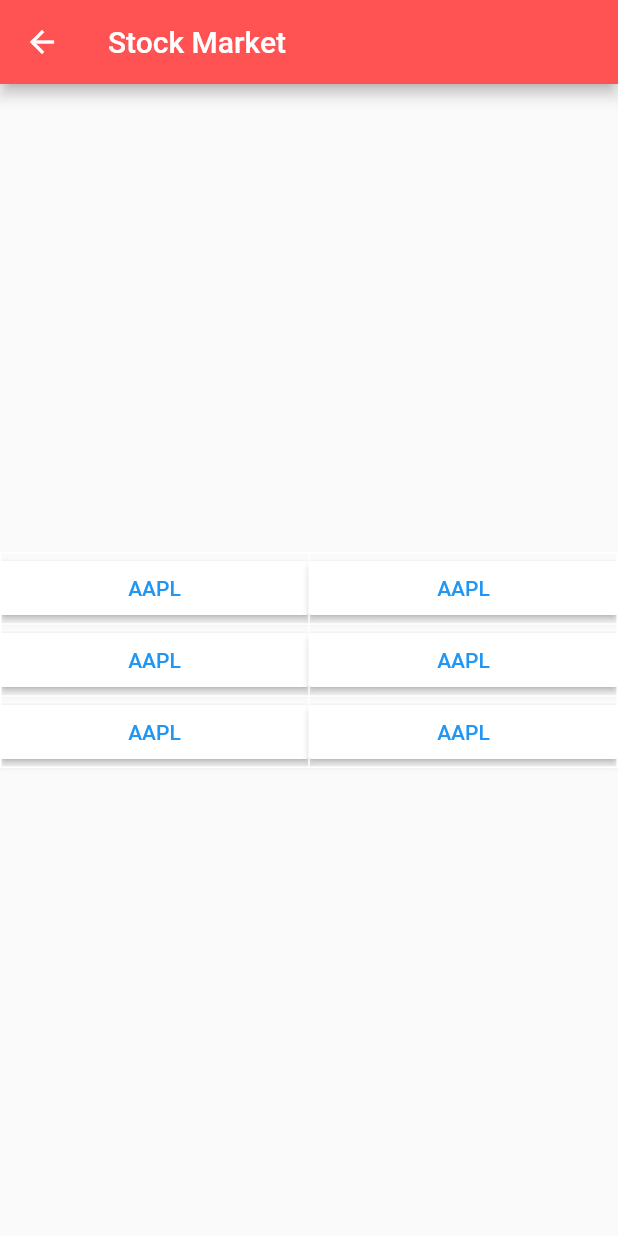
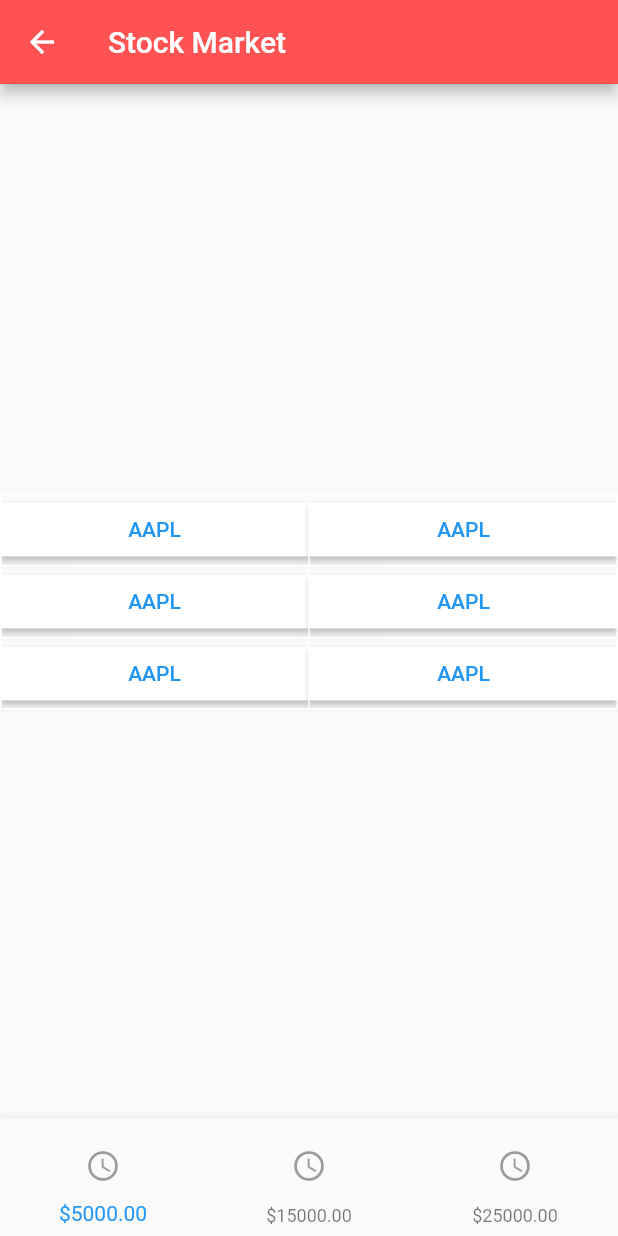
Before and after one commit to shreyachalla/sprout-dsc, a Flutter app: the screen it shows after launch, item 2 of the bottom bar chosen, on a phone screen of 412 x 824 dp. Run offline on Flutter 3.47's test engine with Material 2 defaults, Android fonts, the phone set to English and light mode, and no system bars.

```diff
--- a/sprout_project/lib/portfolio.dart
+++ b/sprout_project/lib/portfolio.dart
@@ -71,7 +71,34 @@
               ]),
             ],
           ),
-        ));
+        ),
+      bottomNavigationBar: BottomNavigationBar(
+      currentIndex: 0,
+      items: [
+        BottomNavigationBarItem(
+            icon: IconButton(
+              icon: Icon(
+                Icons.access_time,
+              ),
+            ),
+            label: '\$5000.00'),
+        BottomNavigationBarItem(
+            icon: IconButton(
+              icon: Icon(
+                Icons.access_time,
+              ),
+            ),
+            label: '\$15000.00'),
+        BottomNavigationBarItem(
+            icon: IconButton(
+              icon: Icon(
+                Icons.access_time,
+              ),
+            ),
+            label: '\$25000.00')
+      ],
+    ),
+    );
   }
 
   Future navigateToPortfolioSubPage(context) async {
```
Also changed, not shown: sprout_project/lib/outline.dart (+1 -15 lines), sprout_project/lib/stocks.dart (deleted, +0 -42 lines).
